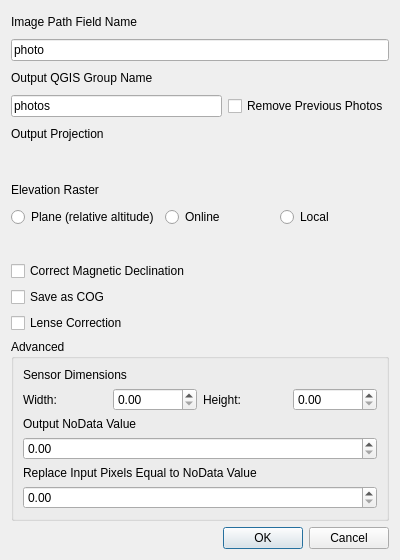
The window that qgis_camera2geo/camera2geo_dialog_base.ui (cankanoa/camera2geo) describes before a commit, drawn with Qt 5.
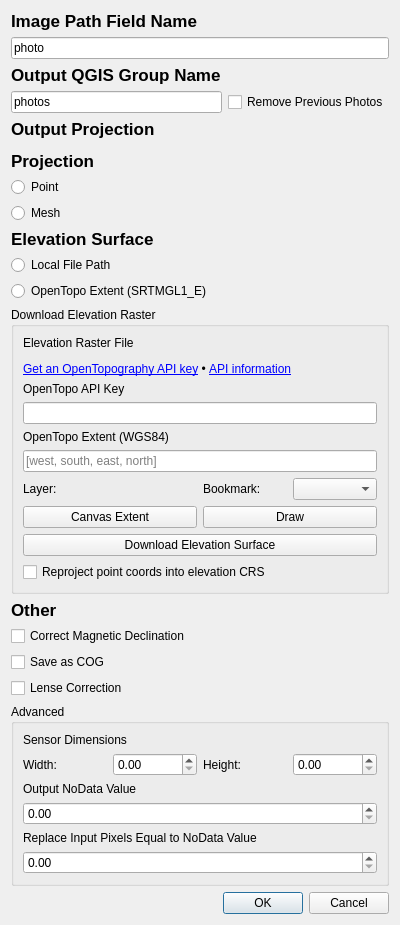
The same window after the commit. Custom widgets are drawn as their Qt base class.

Commit message: Refactor Camera2Geo Plugin for QGIS 4.0 Compatibility

```diff
--- a/qgis_camera2geo/camera2geo_dialog_base.ui
+++ b/qgis_camera2geo/camera2geo_dialog_base.ui
@@ -10,7 +10,7 @@
      <x>0</x>
      <y>0</y>
      <width>400</width>
-     <height>560</height>
+     <height>0</height>
     </rect>
   </property>
   <property name="minimumSize">
@@ -22,7 +22,7 @@
   <property name="maximumSize">
     <size>
      <width>16777215</width>
-     <height>560</height>
+     <height>16777215</height>
     </size>
   </property>
   <property name="windowTitle">
@@ -30,7 +30,13 @@
   </property>
   <layout class="QVBoxLayout" name="verticalLayout">
    <item>
-    <widget class="QLabel" name="label_5">
+   <widget class="QLabel" name="label_5">
+     <property name="font">
+      <font>
+       <pointsize>13</pointsize>
+       <bold>true</bold>
+      </font>
+     </property>
      <property name="text">
       <string>Image Path Field Name</string>
      </property>
@@ -44,7 +50,13 @@
     </widget>
    </item>
    <item>
-    <widget class="QLabel" name="label_6">
+   <widget class="QLabel" name="label_6">
+     <property name="font">
+      <font>
+       <pointsize>13</pointsize>
+       <bold>true</bold>
+      </font>
+     </property>
      <property name="text">
       <string>Output QGIS Group Name</string>
      </property>
@@ -69,7 +81,13 @@
     </layout>
    </item>
    <item>
-    <widget class="QLabel" name="label_4">
+   <widget class="QLabel" name="label_4">
+     <property name="font">
+      <font>
+       <pointsize>13</pointsize>
+       <bold>true</bold>
+      </font>
+     </property>
      <property name="text">
       <string>Output Projection</string>
      </property>
@@ -79,18 +97,24 @@
     <widget class="QgsProjectionSelectionWidget" name="crsWidget"/>
    </item>
    <item>
-    <widget class="QLabel" name="label">
+   <widget class="QLabel" name="label">
+     <property name="font">
+      <font>
+       <pointsize>13</pointsize>
+       <bold>true</bold>
+      </font>
+     </property>
      <property name="text">
-      <string>Elevation Raster</string>
+      <string>Projection</string>
      </property>
     </widget>
    </item>
    <item>
-    <layout class="QHBoxLayout" name="horizontalLayout">
+    <layout class="QVBoxLayout" name="projectionLayout">
      <item>
-      <widget class="QRadioButton" name="elevPlaneRadio">
+      <widget class="QRadioButton" name="projectionPointRadio">
        <property name="text">
-        <string>Plane (relative altitude)</string>
+        <string>Point</string>
        </property>
        <attribute name="buttonGroup">
         <string notr="true">buttonGroup</string>
@@ -98,22 +122,46 @@
       </widget>
      </item>
      <item>
-      <widget class="QRadioButton" name="elevOnlineRadio">
+      <widget class="QRadioButton" name="projectionMeshRadio">
        <property name="text">
-        <string>Online</string>
+        <string>Mesh</string>
        </property>
        <attribute name="buttonGroup">
         <string notr="true">buttonGroup</string>
        </attribute>
       </widget>
      </item>
+    </layout>
+   </item>
+   <item>
+   <widget class="QLabel" name="label_10">
+     <property name="font">
+      <font>
+       <pointsize>13</pointsize>
+       <bold>true</bold>
+      </font>
+     </property>
+     <property name="text">
+      <string>Elevation Surface</string>
+     </property>
+    </widget>
+   </item>
+   <item>
+    <layout class="QVBoxLayout" name="surfaceLayout">
      <item>
-      <widget class="QRadioButton" name="elevLocalRadio">
-       <property name="enabled">
-        <bool>true</bool>
+      <widget class="QRadioButton" name="surfaceLocalFileRadio">
+       <property name="text">
+        <string>Local File Path</string>
        </property>
+       <attribute name="buttonGroup">
+        <string notr="true">surfaceButtonGroup</string>
+       </attribute>
+      </widget>
+     </item>
+     <item>
+      <widget class="QRadioButton" name="surfaceOpenTopoRadio">
        <property name="text">
-        <string>Local</string>
+        <string>OpenTopo Extent (SRTMGL1_E)</string>
        </property>
        <attribute name="buttonGroup">
         <string notr="true">buttonGroup</string>
@@ -123,7 +171,129 @@
     </layout>
    </item>
    <item>
-    <widget class="QgsFileWidget" name="dsmFileWidget"/>
+    <widget class="QGroupBox" name="openTopoBoundingBoxGroup">
+     <property name="title">
+      <string>Download Elevation Raster</string>
+     </property>
+     <layout class="QVBoxLayout" name="openTopoBoundingBoxLayout">
+      <item>
+       <widget class="QLabel" name="localElevationFileLabel">
+        <property name="text">
+         <string>Elevation Raster File</string>
+        </property>
+       </widget>
+      </item>
+      <item>
+       <widget class="QgsFileWidget" name="localElevationFileWidget"/>
+      </item>
+      <item>
+       <widget class="QLabel" name="openTopoLinksLabel">
+        <property name="text">
+         <string>&lt;a href=&quot;https://portal.opentopography.org/myopentopo&quot;&gt;Get an OpenTopography API key&lt;/a&gt; • &lt;a href=&quot;https://opentopography.org/developers&quot;&gt;API information&lt;/a&gt;</string>
+        </property>
+        <property name="textFormat">
+         <enum>Qt::RichText</enum>
+        </property>
+        <property name="openExternalLinks">
+         <bool>true</bool>
+        </property>
+       </widget>
+      </item>
+      <item>
+       <widget class="QLabel" name="openTopoApiKeyLabel">
+        <property name="text">
+         <string>OpenTopo API Key</string>
+        </property>
+       </widget>
+      </item>
+      <item>
+       <widget class="QLineEdit" name="openTopoApiKeyEdit"/>
+      </item>
+      <item>
+       <widget class="QLabel" name="openTopoBoundsLabel">
+        <property name="text">
+         <string>OpenTopo Extent (WGS84)</string>
+        </property>
+       </widget>
+      </item>
+      <item>
+       <widget class="QLineEdit" name="openTopoExtentEdit">
+        <property name="placeholderText">
+         <string>[west, south, east, north]</string>
+        </property>
+       </widget>
+      </item>
+      <item>
+       <layout class="QHBoxLayout" name="openTopoExtentSourceLayout">
+        <item>
+         <widget class="QLabel" name="layerLabel">
+          <property name="text">
+           <string>Layer:</string>
+          </property>
+         </widget>
+        </item>
+        <item>
+         <widget class="QgsMapLayerComboBox" name="openTopoLayerCombo"/>
+        </item>
+        <item>
+         <widget class="QLabel" name="bookmarkLabel">
+          <property name="text">
+           <string>Bookmark:</string>
+          </property>
+         </widget>
+        </item>
+        <item>
+         <widget class="QComboBox" name="openTopoBookmarkCombo"/>
+        </item>
+       </layout>
+      </item>
+      <item>
+       <layout class="QHBoxLayout" name="openTopoExtentActionLayout">
+        <item>
+         <widget class="QPushButton" name="canvasExtentButton">
+          <property name="text">
+           <string>Canvas Extent</string>
+          </property>
+         </widget>
+        </item>
+        <item>
+         <widget class="QPushButton" name="drawExtentButton">
+          <property name="text">
+           <string>Draw</string>
+          </property>
+         </widget>
+        </item>
+       </layout>
+      </item>
+      <item>
+       <widget class="QPushButton" name="downloadOpenTopoButton">
+        <property name="text">
+         <string>Download Elevation Surface</string>
+        </property>
+       </widget>
+      </item>
+      <item>
+       <widget class="QCheckBox" name="reprojectElevationPointCheck">
+        <property name="text">
+         <string>Reproject point coords into elevation CRS</string>
+        </property>
+       </widget>
+      </item>
+     </layout>
+    </widget>
+   </item>
+   <item>
+    <widget class="QLabel" name="otherLabel">
+     <property name="font">
+      <font>
+       <pointsize>13</pointsize>
+       <bold>true</bold>
+      </font>
+     </property>
+     <property name="text">
+      <string>Other</string>
+     </property>
+    </widget>
    </item>
    <item>
     <widget class="QCheckBox" name="declinationCheck">
@@ -217,14 +387,31 @@
     </widget>
    </item>
    <item>
-    <widget class="QDialogButtonBox" name="button_box">
-     <property name="orientation">
-      <enum>Qt::Horizontal</enum>
-     </property>
-     <property name="standardButtons">
-      <set>QDialogButtonBox::Cancel|QDialogButtonBox::Ok</set>
-     </property>
-    </widget>
+   <layout class="QHBoxLayout" name="buttonRowLayout">
+     <item>
+      <spacer name="horizontalSpacer">
+       <property name="orientation">
+        <enum>Qt::Horizontal</enum>
+       </property>
+       <property name="sizeHint" stdset="0">
+        <size>
+         <width>40</width>
+         <height>20</height>
+        </size>
+       </property>
+      </spacer>
+     </item>
+     <item>
+      <widget class="QDialogButtonBox" name="button_box">
+       <property name="orientation">
+        <enum>Qt::Horizontal</enum>
+       </property>
+       <property name="standardButtons">
+        <set>QDialogButtonBox::Cancel|QDialogButtonBox::Ok</set>
+       </property>
+      </widget>
+     </item>
+    </layout>
    </item>
   </layout>
  </widget>
@@ -250,6 +437,11 @@
    <extends>QWidget</extends>
    <header>qgsprojectionselectionwidget.h</header>
   </customwidget>
+  <customwidget>
+   <class>QgsMapLayerComboBox</class>
+   <extends>QWidget</extends>
+   <header>qgsmaplayercombobox.h</header>
+  </customwidget>
  </customwidgets>
  <resources/>
  <connections>
```
Left out of the diff: 9 changed lines with no effect on the pictures. The commit also changes 16 other files.
